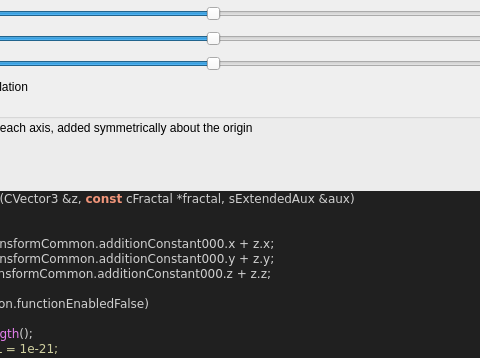
First picture: the form in mandelbulber2/formula/ui/fractal_transf_box_offset.ui, repository buddhi1980/mandelbulber2, before the edit; both pictures show x 185 to 665 and y 0 to 358 of the 817 by 736 pixel window.
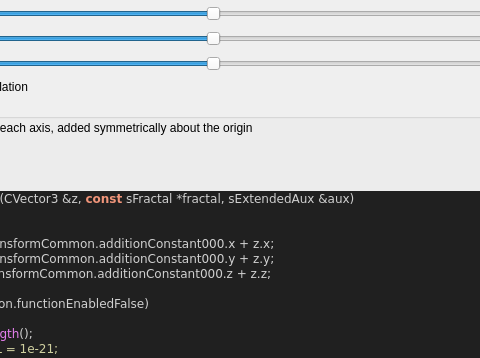
Second picture: the form after the edit. Custom widgets are drawn as their Qt base class.

Patch:
```diff
--- a/mandelbulber2/formula/ui/fractal_transf_box_offset.ui
+++ b/mandelbulber2/formula/ui/fractal_transf_box_offset.ui
@@ -267,7 +267,7 @@
 &lt;/table&gt;
 &lt;h3&gt;Code&lt;/h3&gt;
 &lt;body style=&quot;background-color:#202020&quot;&gt;
-&lt;pre style=&quot;color:#d0d0d0; background-color:#202020;  font-family:'Courier New',monospace;&quot;&gt;&lt;span style=&quot;color:#f09479; font-weight:bold&quot;&gt;void&lt;/span&gt; &lt;span style=&quot;color:#e47eed&quot;&gt;TransfBoxOffsetIteration&lt;/span&gt;&lt;span style=&quot;color:#d0d0d0&quot;&gt;(&lt;/span&gt;CVector3 &lt;span style=&quot;color:#d0d0d0&quot;&gt;&amp;amp;&lt;/span&gt;z&lt;span style=&quot;color:#d0d0d0&quot;&gt;,&lt;/span&gt; &lt;span style=&quot;color:#f09479; font-weight:bold&quot;&gt;const&lt;/span&gt; cFractal &lt;span style=&quot;color:#d0d0d0&quot;&gt;*&lt;/span&gt;fractal&lt;span style=&quot;color:#d0d0d0&quot;&gt;,&lt;/span&gt; sExtendedAux &lt;span style=&quot;color:#d0d0d0&quot;&gt;&amp;amp;&lt;/span&gt;aux&lt;span style=&quot;color:#d0d0d0&quot;&gt;)&lt;/span&gt;
+&lt;pre style=&quot;color:#d0d0d0; background-color:#202020;  font-family:'Courier New',monospace;&quot;&gt;&lt;span style=&quot;color:#f09479; font-weight:bold&quot;&gt;void&lt;/span&gt; &lt;span style=&quot;color:#e47eed&quot;&gt;TransfBoxOffsetIteration&lt;/span&gt;&lt;span style=&quot;color:#d0d0d0&quot;&gt;(&lt;/span&gt;CVector3 &lt;span style=&quot;color:#d0d0d0&quot;&gt;&amp;amp;&lt;/span&gt;z&lt;span style=&quot;color:#d0d0d0&quot;&gt;,&lt;/span&gt; &lt;span style=&quot;color:#f09479; font-weight:bold&quot;&gt;const&lt;/span&gt; sFractal &lt;span style=&quot;color:#d0d0d0&quot;&gt;*&lt;/span&gt;fractal&lt;span style=&quot;color:#d0d0d0&quot;&gt;,&lt;/span&gt; sExtendedAux &lt;span style=&quot;color:#d0d0d0&quot;&gt;&amp;amp;&lt;/span&gt;aux&lt;span style=&quot;color:#d0d0d0&quot;&gt;)&lt;/span&gt;
 &lt;span style=&quot;color:#d0d0d0&quot;&gt;{&lt;/span&gt;
   CVector3 temp &lt;span style=&quot;color:#d0d0d0&quot;&gt;=&lt;/span&gt; z&lt;span style=&quot;color:#d0d0d0&quot;&gt;;&lt;/span&gt;
   z&lt;span style=&quot;color:#d0d0d0&quot;&gt;.&lt;/span&gt;x &lt;span style=&quot;color:#d0d0d0&quot;&gt;=&lt;/span&gt; &lt;span style=&quot;color:#e47eed&quot;&gt;sign&lt;/span&gt;&lt;span style=&quot;color:#d0d0d0&quot;&gt;(&lt;/span&gt;z&lt;span style=&quot;color:#d0d0d0&quot;&gt;.&lt;/span&gt;x&lt;span style=&quot;color:#d0d0d0&quot;&gt;) *&lt;/span&gt; fractal&lt;span style=&quot;color:#d0d0d0&quot;&gt;-&amp;gt;&lt;/span&gt;transformCommon&lt;span style=&quot;color:#d0d0d0&quot;&gt;.&lt;/span&gt;additionConstant000&lt;span style=&quot;color:#d0d0d0&quot;&gt;.&lt;/span&gt;x &lt;span style=&quot;color:#d0d0d0&quot;&gt;+&lt;/span&gt; z&lt;span style=&quot;color:#d0d0d0&quot;&gt;.&lt;/span&gt;x&lt;span style=&quot;color:#d0d0d0&quot;&gt;;&lt;/span&gt;
```
